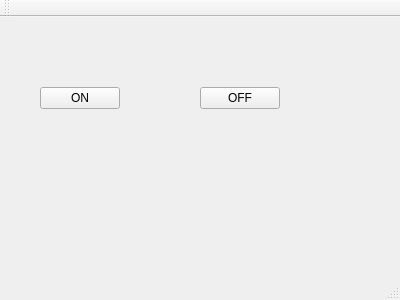
Qt form mainwindow.ui (wallwpcab/GPIO_QT_LED_BLINK) before a commit.
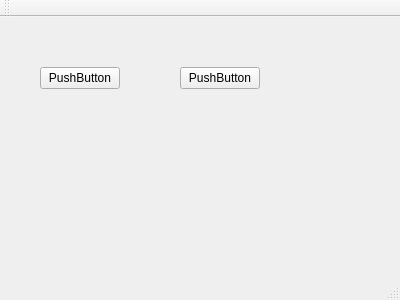
The same form after that commit.

What changed in the file:
```diff
--- a/mainwindow.ui
+++ b/mainwindow.ui
@@ -18,26 +18,26 @@
     <property name="geometry">
      <rect>
       <x>40</x>
-      <y>70</y>
+      <y>50</y>
       <width>80</width>
       <height>22</height>
      </rect>
     </property>
     <property name="text">
-     <string>ON</string>
+     <string>PushButton</string>
     </property>
    </widget>
    <widget class="QPushButton" name="pushButton_2">
     <property name="geometry">
      <rect>
-      <x>200</x>
-      <y>70</y>
+      <x>180</x>
+      <y>50</y>
       <width>80</width>
       <height>22</height>
      </rect>
     </property>
     <property name="text">
-     <string>OFF</string>
+     <string>PushButton</string>
     </property>
    </widget>
   </widget>
```
